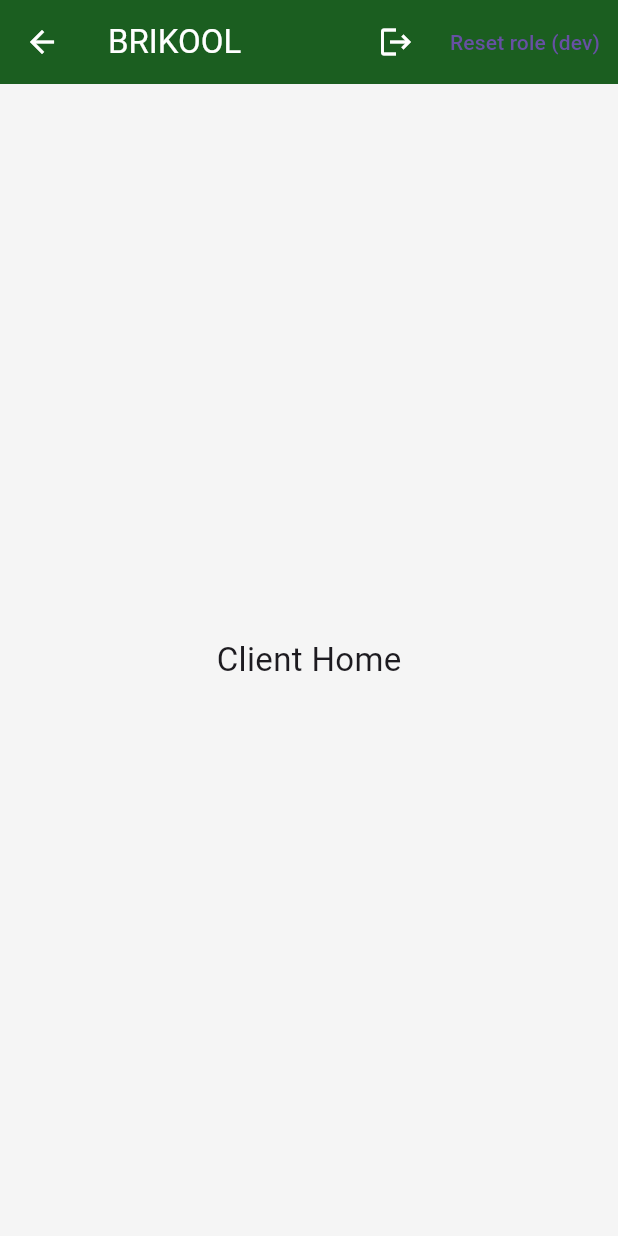
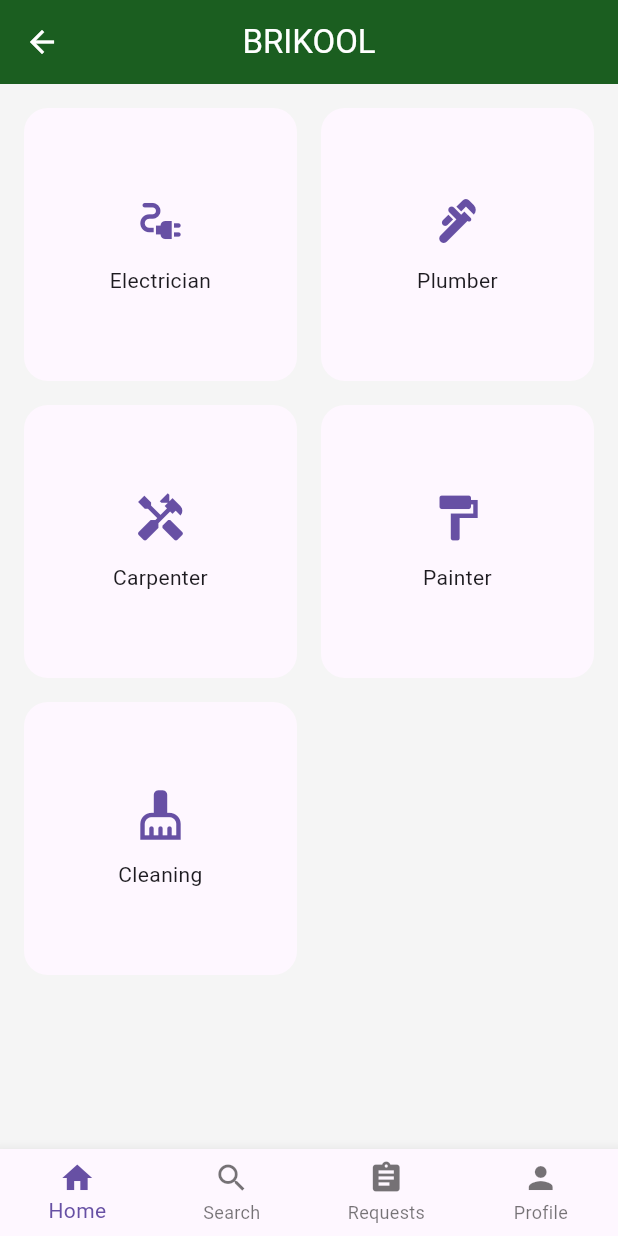
Before and after one commit to iyadouieb/brikool-mobile, a Flutter app: the ClientHomeScreen screen opened directly, on a phone screen of 412 x 824 dp. Run offline on Flutter 3.47's test engine with Material 3 defaults, Android fonts, the phone set to English and light mode, and no system bars; our stand-ins replace cloud_firestore, firebase_auth, firebase_core, flutter_map, geolocator, latlong2; accounts and stored records are empty.

Commit message:
client home screen, request form screen and map

```diff
--- a/brikool_mobile/lib/core/constants/services.dart
+++ b/brikool_mobile/lib/core/constants/services.dart
@@ -1,17 +1,41 @@
-class Service {
-  final String name;
-  final String icon;
+import 'package:flutter/material.dart';
 
-  Service(this.name, this.icon);
+class ServiceCategory {
+  final String id;
+  final String title;
+  final IconData icon;
+
+  const ServiceCategory({
+    required this.id,
+    required this.title,
+    required this.icon,
+  });
 }
 
-final services = [
-  Service('Electrician', '⚡'),
-  Service('Plumber', '🚰'),
-  Service('Cleaner', '🧹'),
-  Service('Painter', '🎨'),
-  Service('Carpenter', '🪚'),
-  Service('AC Technician', '❄️'),
-  Service('Handyman', '🛠'),
-  Service('Appliance Repair', '🔧'),
+const List<ServiceCategory> serviceCategories = [
+  ServiceCategory(
+    id: 'electrician',
+    title: 'Electrician',
+    icon: Icons.electrical_services,
+  ),
+  ServiceCategory(
+    id: 'plumber',
+    title: 'Plumber',
+    icon: Icons.plumbing,
+  ),
+  ServiceCategory(
+    id: 'carpenter',
+    title: 'Carpenter',
+    icon: Icons.handyman,
+  ),
+  ServiceCategory(
+    id: 'painter',
+    title: 'Painter',
+    icon: Icons.format_paint,
+  ),
+  ServiceCategory(
+    id: 'cleaner',
+    title: 'Cleaning',
+    icon: Icons.cleaning_services,
+  ),
 ];
--- a/brikool_mobile/lib/features/home/client_home_screen.dart
+++ b/brikool_mobile/lib/features/home/client_home_screen.dart
@@ -1,47 +1,100 @@
 import 'package:flutter/material.dart';
-import 'package:firebase_auth/firebase_auth.dart';
-import 'package:cloud_firestore/cloud_firestore.dart';
+import '../../core/constants/services.dart';
+import '../../widgets/service_card.dart';
+import '../profile/profile_screen.dart';
+import '../requests/job_request_screen.dart';
 
-class ClientHomeScreen extends StatelessWidget {
+
+
+class ClientHomeScreen extends StatefulWidget {
   const ClientHomeScreen({super.key});
 
-  Future<void> logout(BuildContext context) async {
-    await FirebaseAuth.instance.signOut();
-  }
+  @override
+  State<ClientHomeScreen> createState() => _ClientHomeScreenState();
+}
 
-  Future<void> resetRole() async {
-  final uid = FirebaseAuth.instance.currentUser!.uid;
-  await FirebaseFirestore.instance
-      .collection('users')
-      .doc(uid)
-      .update({'role': null, 'profileCompleted' : null});
-}
+class _ClientHomeScreenState extends State<ClientHomeScreen> {
+  int _currentIndex = 0;
 
   @override
   Widget build(BuildContext context) {
     return Scaffold(
       appBar: AppBar(
         title: const Text('BRIKOOL'),
-        actions: [
-          IconButton(
-            icon: const Icon(Icons.logout),
-            onPressed: () => logout(context),
+        centerTitle: true,
+      ),
+      body: _buildBody(),
+      bottomNavigationBar: BottomNavigationBar(
+        currentIndex: _currentIndex,
+        onTap: (index) {
+          setState(() => _currentIndex = index);
+        },
+        type: BottomNavigationBarType.fixed,
+        items: const [
+          BottomNavigationBarItem(
+            icon: Icon(Icons.home),
+            label: 'Home',
           ),
-          TextButton(
-            onPressed: resetRole,
-            child: const Text('Reset role (dev)'),
+          BottomNavigationBarItem(
+            icon: Icon(Icons.search),
+            label: 'Search',
+          ),
+          BottomNavigationBarItem(
+            icon: Icon(Icons.assignment),
+            label: 'Requests',
+          ),
+          BottomNavigationBarItem(
+            icon: Icon(Icons.person),
+            label: 'Profile',
           ),
         ],
       ),
-      body: Center(
+    );
+  }
 
-        child: Text(
-          'Client Home',
-          style: TextStyle(fontSize: 22),
+  Widget _buildBody() {
+    switch (_currentIndex) {
+      case 0:
+        return _buildCategoriesGrid();
+      case 1:
+        return const Center(child: Text('Search – coming soon'));
+      case 2:
+        return const Center(child: Text('Requests – coming soon'));
+      case 3:
+        return const ProfileScreen();
+      default:
+        return const SizedBox();
+    }
+  }
+
+  Widget _buildCategoriesGrid() {
+    return Padding(
+      padding: const EdgeInsets.all(16),
+      child: GridView.builder(
+        itemCount: serviceCategories.length,
+        gridDelegate: const SliverGridDelegateWithFixedCrossAxisCount(
+          crossAxisCount: 2,
+          crossAxisSpacing: 16,
+          mainAxisSpacing: 16,
+          childAspectRatio: 1,
         ),
-
+        itemBuilder: (context, index) {
+          final category = serviceCategories[index];
+          return ServiceCard(
+            category: category,
+            onTap: () {
+              Navigator.push(
+                context,
+                MaterialPageRoute(
+                  builder: (_) => JobRequestScreen(
+                    category: category.title,
+                  ),
+                ),
+              );
+            },
+          );
+        },
       ),
-
     );
   }
 }
--- a/brikool_mobile/lib/widgets/service_card.dart
+++ b/brikool_mobile/lib/widgets/service_card.dart
@@ -2,38 +2,39 @@
 import '../core/constants/services.dart';
 
 class ServiceCard extends StatelessWidget {
-  final Service service;
+  final ServiceCategory category;
+  final VoidCallback? onTap;
 
-  const ServiceCard({super.key, required this.service});
+  const ServiceCard({
+    super.key,
+    required this.category,
+    this.onTap,
+  });
 
   @override
   Widget build(BuildContext context) {
     return InkWell(
+      onTap: onTap,
       borderRadius: BorderRadius.circular(16),
-      onTap: () {
-        // later: navigate to request screen
-      },
       child: Container(
         decoration: BoxDecoration(
-          color: Colors.white,
+          color: Theme.of(context).colorScheme.surface,
           borderRadius: BorderRadius.circular(16),
-          boxShadow: [
-            BoxShadow(
-              color: Colors.black.withOpacity(0.05),
-              blurRadius: 10,
-              offset: const Offset(0, 4),
-            ),
-          ],
         ),
+        padding: const EdgeInsets.all(16),
         child: Column(
           mainAxisAlignment: MainAxisAlignment.center,
           children: [
-            Text(service.icon, style: const TextStyle(fontSize: 36)),
+            Icon(
+              category.icon,
+              size: 36,
+              color: Theme.of(context).colorScheme.primary,
+            ),
             const SizedBox(height: 12),
             Text(
-              service.name,
+              category.title,
               textAlign: TextAlign.center,
-              style: const TextStyle(fontWeight: FontWeight.w600),
+              style: Theme.of(context).textTheme.bodyMedium,
             ),
           ],
         ),
--- a/brikool_mobile/pubspec.yaml
+++ b/brikool_mobile/pubspec.yaml
@@ -43,6 +43,9 @@
   riverpod: ^2.0.0   # or provider
   dio: ^5.0.0
   image_picker: ^1.0.0
+  geocoding: ^3.0.0
+  flutter_map: ^6.1.0
+  latlong2: ^0.9.0
 
   # The following adds the Cupertino Icons font to your application.
   # Use with the CupertinoIcons class for iOS style icons.
```
Also changed, not shown: brikool_mobile/lib/features/profile/profile_screen.dart (added, +105 -0 lines), brikool_mobile/lib/features/requests/job_request_screen.dart (added, +266 -0 lines), brikool_mobile/pubspec.lock, 2 other files.
